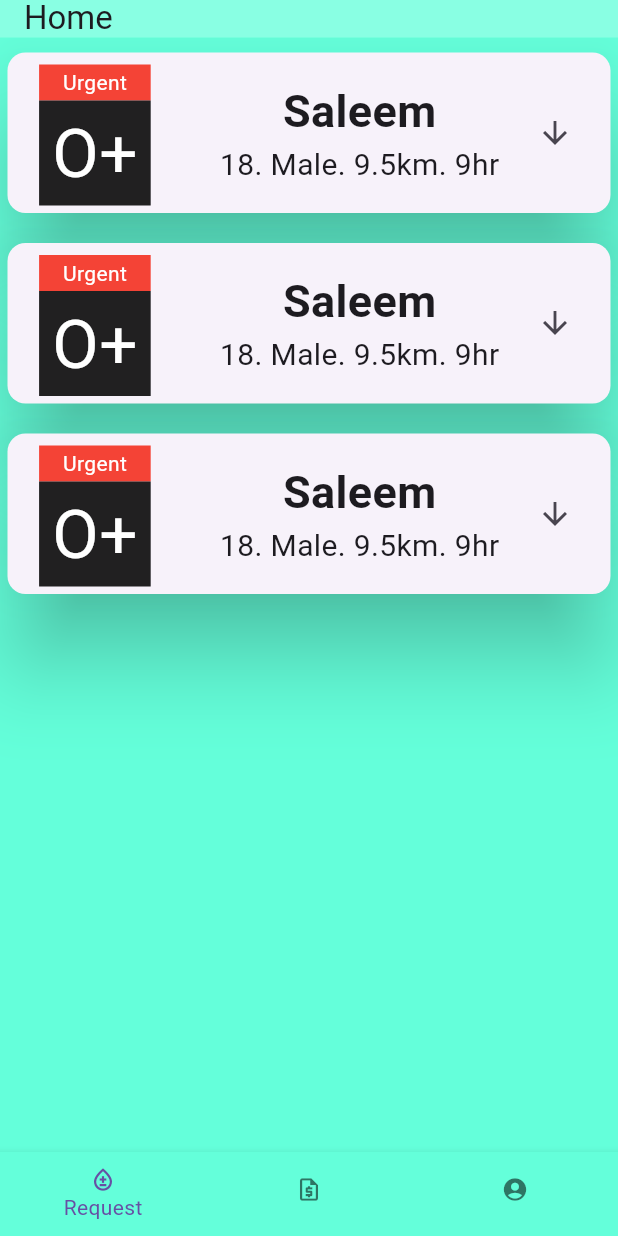
After one commit to AMfaraz/BloodLink, a Flutter app: the screen it shows once a user with an empty profile is signed in, after a tap on the "arrow downward" icon, on a phone screen of 412 x 824 dp. The commit adds this screen. Run offline on Flutter 3.47's test engine with Material 2 defaults, Android fonts, the phone set to English and light mode, and no system bars; our stand-ins replace cloud_firestore, firebase_auth, firebase_core, flutter_svg; accounts and stored records are empty.

Commit message:
Request Screen Added

```diff
--- a/lib/main.dart
+++ b/lib/main.dart
@@ -1,9 +1,16 @@
+import 'package:blood_link/screens/home_screen.dart';
 import 'package:flutter/material.dart';
+import 'package:firebase_core/firebase_core.dart';
+import 'package:firebase_auth/firebase_auth.dart';
+import 'package:provider/provider.dart';
 
 import './screens/login_screen.dart';
 import './utils/colors.dart';
+import './providers/user_provider.dart';
 
-void main() {
+void main() async {
+  WidgetsFlutterBinding.ensureInitialized();
+  await Firebase.initializeApp();
   runApp(const MyApp());
 }
 
@@ -13,7 +20,13 @@ class MyApp extends StatelessWidget {
   // This widget is the root of your application.
   @override
   Widget build(BuildContext context) {
-    return MaterialApp(
+    return MultiProvider(
+      providers: [
+        ChangeNotifierProvider(create: (_) {
+          return UserProvider();
+        })
+      ],
+      child: MaterialApp(
         debugShowCheckedModeBanner: false,
         title: 'Blood Link',
         theme: ThemeData(
@@ -36,7 +49,28 @@ class MyApp extends StatelessWidget {
           // colorScheme: ColorScheme.fromSeed(seedColor: Colors.deepPurple),
           useMaterial3: true,
         ),
-      home: const LoginScreen(),
+        home: StreamBuilder(
+          stream: FirebaseAuth.instance.idTokenChanges(),
+          builder: (context, snapshot) {
+            if (snapshot.connectionState == ConnectionState.active) {
+              if (snapshot.hasData) {
+                return HomeScreen();
+              } else if (snapshot.hasError) {
+                return Center(
+                  child: Text("${snapshot.error}"),
+                );
+              }
+            } else if (snapshot.connectionState == ConnectionState.waiting) {
+              return const Center(
+                child: CircularProgressIndicator(
+                  color: Colors.white,
+                ),
+              );
+            }
+            return const LoginScreen();
+          },
+        ),
+      ),
     );
   }
 }
--- /dev/null
+++ b/lib/models/request.dart
@@ -0,0 +1,14 @@
+class Request {
+  final String name;
+  final String bloodType;
+  final int age;
+  final String gender;
+  final String urgency;
+
+  Request(
+      {required this.age,
+      required this.bloodType,
+      required this.gender,
+      required this.name,
+      required this.urgency});
+}
--- /dev/null
+++ b/lib/models/user.dart
@@ -0,0 +1,41 @@
+import 'package:cloud_firestore/cloud_firestore.dart';
+
+class User {
+  final String username;
+  final String uid;
+  final String bio;
+  final String email;
+  final List<dynamic> followers;
+  final List<dynamic> following;
+
+  User(
+      {required this.bio,
+      required this.email,
+      required this.followers,
+      required this.following,
+      required this.uid,
+      required this.username});
+
+  Map<String, dynamic> toJson() {
+    return {
+      "username": username,
+      "uid": uid,
+      "bio": bio,
+      "followers": followers,
+      "email": email,
+      "following": following
+    };
+  }
+
+  static User fromSnap(DocumentSnapshot snap) {
+    var snapshot = snap.data() as Map<String, dynamic>;
+
+    return User(
+        bio: snapshot["bio"],
+        email: snapshot["email"],
+        followers: snapshot["followers"],
+        following: snapshot["following"],
+        uid: snapshot["uid"],
+        username: snapshot["username"]);
+  }
+}
--- /dev/null
+++ b/lib/providers/user_provider.dart
@@ -0,0 +1,16 @@
+import 'package:flutter/material.dart';
+
+import '../models/user.dart';
+import '../resources/auth_methods.dart';
+
+class UserProvider with ChangeNotifier {
+  User? _user;
+
+  User get getUser => _user!;
+
+  Future<void> refreshUser() async {
+    User user = await AuthMethods().getUserDetail();
+    _user = user;
+    notifyListeners();
+  }
+}
--- /dev/null
+++ b/lib/screens/add_requests_screen.dart
@@ -0,0 +1,167 @@
+import 'package:flutter/material.dart';
+import 'package:intl/intl.dart';
+
+import '../utils/colors.dart';
+import '../widgets/input_fields.dart';
+import '../widgets/drop_down_widget.dart';
+import '../resources/utilmethods.dart';
+
+class AddRequestScreen extends StatefulWidget {
+  const AddRequestScreen({Key? key}) : super(key: key);
+
+  @override
+  State<AddRequestScreen> createState() => _AddRequestScreenState();
+}
+
+class _AddRequestScreenState extends State<AddRequestScreen> {
+  TextEditingController nameController = TextEditingController();
+
+  final List<String> bloodValues = [
+    "A+",
+    "A-",
+    "B+",
+    "B-",
+    "O+",
+    "O-",
+    "AB+",
+    "AB-"
+  ];
+
+  final List<String> genderValues = ["Male", "Female", "Others"];
+
+  final List<String> urgencyValues = ["Very Urgent", "Urgent", "Normal"];
+
+  String DOB = DateFormat("dd-MM-yyyy").format(DateTime.now());
+
+  String? bloodType = "A+";
+  String? gender = "Male";
+  String urgency = "Normal";
+  String? name;
+  int age = 0;
+
+  void _selectDate(BuildContext context) async {
+    final DateTime? picked = await showDatePicker(
+        context: context,
+        initialDate: DateTime.now(),
+        firstDate: DateTime(1900),
+        lastDate: DateTime.now());
+    if (picked != null) {
+      setState(() {
+        DOB = DateFormat("dd-MM-yyyy").format(picked);
+        final _formatter = DateFormat("dd-MM-yyyy");
+        age = ageCalculator(_formatter.parse(DOB));
+      });
+    }
+  }
+
+  @override
+  void dispose() {
+    // TODO: implement dispose
+    super.dispose();
+    nameController.dispose();
+  }
+
+  void onBloodTypeSelect(Object? selectedvalue) {
+    setState(() {
+      bloodType = selectedvalue.toString();
+    });
+  }
+
+  void onGenderTypeSelect(Object? selectedValue) {
+    setState(() {
+      gender = selectedValue.toString();
+    });
+  }
+
+  void onUrgencyTypeSelect(Object? selectedValue) {
+    setState(() {
+      urgency = selectedValue.toString();
+    });
+  }
+
+  @override
+  Widget build(BuildContext context) {
+    return Center(
+      child: Container(
+        decoration: BoxDecoration(
+            color: primaryColor, borderRadius: BorderRadius.circular(15)),
+        padding: const EdgeInsets.all(10),
+        margin: const EdgeInsets.symmetric(horizontal: 15),
+        child: Column(
+          mainAxisSize: MainAxisSize.min,
+          mainAxisAlignment: MainAxisAlignment.center,
+          children: <Widget>[
+            TextInput(
+                inputController: nameController,
+                fieldName: "Patient",
+                fieldType: TextInputType.name),
+            const SizedBox(
+              height: 10,
+            ),
+            Row(
+              mainAxisSize: MainAxisSize.max,
+              mainAxisAlignment: MainAxisAlignment.center,
+              children: <Widget>[
+                DropDownWidget(
+                    itemsList: bloodValues
+                        .map((String value) =>
+                            DropdownMenuItem(value: value, child: Text(value)))
+                        .toList(),
+                    onSelect: onBloodTypeSelect,
+                    selectValue: bloodType),
+                const SizedBox(
+                  width: 5,
+                ),
+                ElevatedButton.icon(
+                  onPressed: () {
+                    _selectDate(context);
+                  },
+                  icon: const Icon(Icons.arrow_downward_outlined),
+                  label: Text(DOB),
+                ),
+                const SizedBox(
+                  width: 5,
+                ),
+                DropDownWidget(
+                    itemsList: genderValues
+                        .map((String value) =>
+                            DropdownMenuItem(value: value, child: Text(value)))
+                        .toList(),
+                    onSelect: onGenderTypeSelect,
+                    selectValue: gender),
+              ],
+            ),
+            DropDownWidget(
+                itemsList: urgencyValues
+                    .map((String value) =>
+                        DropdownMenuItem(value: value, child: Text(value)))
+                    .toList(),
+                onSelect: onUrgencyTypeSelect,
+                selectValue: urgency),
+            const SizedBox(
+              height: 8,
+            ),
+            ElevatedButton(
+              onPressed: () {
+                print(nameController.text);
+                print(bloodType);
+                print(gender);
+                print(urgency);
+
+                print(age);
+              },
+              style: ElevatedButton.styleFrom(
+                backgroundColor: Colors.red,
+              ),
+              child: const Text("Request",
+                  style: TextStyle(
+                      color: Colors.white,
+                      fontWeight: FontWeight.w400,
+                      fontSize: 18)),
+            )
+          ],
+        ),
+      ),
+    );
+  }
+}
--- /dev/null
+++ b/lib/screens/home_screen.dart
@@ -0,0 +1,81 @@
+import 'package:blood_link/providers/user_provider.dart';
+import 'package:flutter/material.dart';
+
+import '../utils/colors.dart';
+import '../utils/bodies.dart';
+import 'package:provider/provider.dart';
+
+class HomeScreen extends StatefulWidget {
+  const HomeScreen({Key? key}) : super(key: key);
+
+  @override
+  State<HomeScreen> createState() => _HomeScreenState();
+}
+
+class _HomeScreenState extends State<HomeScreen> {
+  int _page = 0;
+  PageController _pageController = PageController();
+
+  @override
+  void initState() {
+    // TODO: implement initState
+    super.initState();
+    Provider.of<UserProvider>(context, listen: false).refreshUser();
+  }
+
+  @override
+  void dispose() {
+    // TODO: implement dispose
+    super.dispose();
+    _pageController.dispose();
+  }
+
+  void navigationTapped(int page) {
+    _pageController.jumpToPage(page);
+  }
+
+  onPageChanged(int page) {
+    setState(() {
+      _page = page;
+    });
+  }
+
+  @override
+  Widget build(BuildContext context) {
+    return Scaffold(
+      appBar: AppBar(
+        toolbarHeight: 25,
+        backgroundColor: Colors.white24,
+        title: const Text("Home"),
+      ),
+      body: PageView(
+        controller: _pageController,
+        onPageChanged: onPageChanged,
+        children: screens,
+      ),
+      bottomNavigationBar: BottomNavigationBar(
+        currentIndex: _page,
+        showSelectedLabels: true,
+        elevation: 5,
+        iconSize: 18,
+        showUnselectedLabels: false,
+        backgroundColor: mobileBackgroundColor,
+        items: const <BottomNavigationBarItem>[
+          BottomNavigationBarItem(
+            icon: Icon(Icons.bloodtype_outlined),
+            label: "Request",
+          ),
+          BottomNavigationBarItem(
+            icon: Icon(Icons.request_quote_outlined),
+            label: "Add",
+          ),
+          BottomNavigationBarItem(
+            icon: Icon(Icons.account_circle_sharp),
+            label: "Profile",
+          ),
+        ],
+        onTap: navigationTapped,
+      ),
+    );
+  }
+}
--- a/lib/screens/login_screen.dart
+++ b/lib/screens/login_screen.dart
@@ -5,6 +5,7 @@ import 'package:flutter_svg/flutter_svg.dart';
 import '../widgets/input_fields.dart';
 import '../utils/colors.dart';
 import './signup_screen.dart';
+import '../resources/auth_methods.dart';
 
 class LoginScreen extends StatefulWidget {
   const LoginScreen({Key? key}) : super(key: key);
@@ -17,12 +18,21 @@ class _LoginScreenState extends State<LoginScreen> {
   final TextEditingController emailController = TextEditingController();
   final TextEditingController passwordController = TextEditingController();
 
+  bool isloading = false;
+
   @override
   void dispose() {
     // TODO: implement dispose
     super.dispose();
     emailController.dispose();
     passwordController.dispose();
+  }
+
+  void navigateToSignUp(BuildContext context) {
+    Navigator.of(context).pushReplacement(
+        MaterialPageRoute(builder: (context) {
+          return const SignUpScreen();
+        }));
   }
 
   @override
@@ -80,15 +90,32 @@ class _LoginScreenState extends State<LoginScreen> {
                     height: 15,
                   ),
                   ElevatedButton(
-                    onPressed: () {},
+                    onPressed: () async {
+                      final String res = await AuthMethods().login(
+                        email: emailController.text,
+                        password: passwordController.text,
+                      );
+                      setState(() {
+                        isloading = true;
+                      });
+                      print(res);
+                      setState(() {
+                        isloading = false;
+                      });
+                    },
                     style: ElevatedButton.styleFrom(
                       backgroundColor: Colors.red,
                     ),
-                    child: const Text(
-                      "Login",
-                      style: TextStyle(
-                          color: Colors.white, fontWeight: FontWeight.w700),
-                    ),
+                    child: (isloading == true)
+                        ? const CircularProgressIndicator(
+                            color: Colors.white,
+                          )
+                        : const Text(
+                            "Login",
+                            style: TextStyle(
+                                color: Colors.white,
+                                fontWeight: FontWeight.w700),
+                          ),
                   ),
                 ],
               ),
@@ -104,9 +131,7 @@ class _LoginScreenState extends State<LoginScreen> {
                     TextSpan(
                       recognizer: TapGestureRecognizer()
                         ..onTap = () {
-                          Navigator.of(context).pushReplacement(MaterialPageRoute(builder: (context){
-                            return const SignUpScreen();
-                          }));
+                          navigateToSignUp(context);
                         },
                       text: "Sign Up",
                       style: const TextStyle(
@@ -122,4 +147,5 @@ class _LoginScreenState extends State<LoginScreen> {
       )),
     );
   }
+
 }
--- /dev/null
+++ b/lib/screens/requests_screen.dart
@@ -0,0 +1,20 @@
+import 'package:flutter/material.dart';
+
+import '../widgets/request_widget.dart';
+
+class RequestScreen extends StatelessWidget {
+  const RequestScreen({Key? key}) : super(key: key);
+
+  @override
+  Widget build(BuildContext context) {
+    return const SafeArea(
+      child: Column(
+        children: [
+          RequestWidget(),
+          RequestWidget(),
+          RequestWidget(),
+        ],
+      ),
+    );
+  }
+}
--- /dev/null
+++ b/lib/utils/bodies.dart
@@ -0,0 +1,10 @@
+import 'package:flutter/material.dart';
+
+import '../screens/requests_screen.dart';
+import 'package:blood_link/screens/add_requests_screen.dart';
+
+const List<Widget> screens = [
+  RequestScreen(),
+  AddRequestScreen(),
+  Text("profaleeeee"),
+];
--- /dev/null
+++ b/lib/widgets/drop_down_widget.dart
@@ -0,0 +1,28 @@
+import 'package:flutter/material.dart';
+
+class DropDownWidget extends StatelessWidget {
+  final List<DropdownMenuItem<Object>> itemsList;
+  final void Function(Object?) onSelect;
+  final dynamic selectValue;
+
+  const DropDownWidget(
+      {Key? key,
+      required this.itemsList,
+      required this.onSelect,
+      required this.selectValue})
+      : super(key: key);
+
+  @override
+  Widget build(BuildContext context) {
+    return ButtonTheme(
+      alignedDropdown: true,
+      child: DropdownButton(
+        iconSize: 30,
+        style: const TextStyle(fontSize: 20, color: Colors.black),
+        items: itemsList,
+        onChanged: onSelect,
+        value: selectValue,
+      ),
+    );
+  }
+}
--- /dev/null
+++ b/lib/widgets/request_widget.dart
@@ -0,0 +1,102 @@
+import 'package:flutter/material.dart';
+
+class RequestWidget extends StatelessWidget {
+  const RequestWidget({Key? key}) : super(key: key);
+
+  @override
+  Widget build(BuildContext context) {
+    return Card(
+      margin: const EdgeInsets.symmetric(horizontal: 5, vertical: 10),
+      elevation: 25,
+      child: Row(
+        mainAxisAlignment: MainAxisAlignment.spaceEvenly,
+        children: <Widget>[
+          // Container(
+          //   margin: const EdgeInsets.symmetric(vertical: 10,horizontal: 10),
+          //   child: Column(
+          //     mainAxisSize: MainAxisSize.min,
+          //     crossAxisAlignment: CrossAxisAlignment.center,
+          //     children: [
+          //       Container(
+          //         padding: const EdgeInsets.symmetric(vertical: 3,horizontal: 5),
+          //         color: Colors.red,
+          //         child: const Text(
+          //           "Very Urgent",
+          //           style: TextStyle(color: Colors.white, fontSize: 15),
+          //         ),
+          //       ),
+          //       Container(
+          //         color: Colors.black87,
+          //           padding: const EdgeInsets.all(5),
+          //           child: const Text(
+          //             "O+",
+          //             style: TextStyle(color: Colors.white, fontSize: 35),
+          //           )),
+          //     ],
+          //   ),
+          // ),//previous try
+          SizedBox(
+            width: MediaQuery.of(context).size.width * 0.20,
+            child: Column(
+              mainAxisAlignment: MainAxisAlignment.start,
+              mainAxisSize: MainAxisSize.min,
+              children: [
+                Container(
+                  alignment: Alignment.center,
+                  width: MediaQuery.of(context).size.width * 0.20,
+                  margin: const EdgeInsets.only(
+                    left: 8,
+                    top: 8,
+                  ),
+                  padding:
+                      const EdgeInsets.symmetric(horizontal: 5, vertical: 2),
+                  color: Colors.red,
+                  child: const FittedBox(
+                    fit: BoxFit.contain,
+                    child: Text(
+                      "Urgent",
+                      style: TextStyle(color: Colors.white),
+                    ),
+                  ),
+                ),
+                Container(
+                  color: Colors.black87,
+                  alignment: Alignment.center,
+                  margin: const EdgeInsets.only(left: 8, bottom: 5),
+                  padding:
+                      const EdgeInsets.symmetric(horizontal: 5, vertical: 3),
+                  child: const Text(
+                    "O+",
+                    style: TextStyle(
+                      color: Colors.white,
+                      fontSize: 45,
+                    ),
+                  ),
+                ),
+              ],
+            ),
+          ),
+          const SizedBox(
+            width: 20,
+          ),
+          const Column(
+            mainAxisAlignment: MainAxisAlignment.center,
+            mainAxisSize: MainAxisSize.min,
+            crossAxisAlignment: CrossAxisAlignment.center,
+            children: <Widget>[
+              Text(
+                "Saleem",
+                style: TextStyle(fontSize: 30, fontWeight: FontWeight.w600),
+              ),
+              Text(
+                "18. Male. 9.5km. 9hr",
+                style: TextStyle(fontSize: 20, fontWeight: FontWeight.w400),
+              ),
+            ],
+          ),
+          IconButton(onPressed: (){}, icon: const Icon(Icons.arrow_downward_outlined))
+        ],
+      ),
+    );
+  }
+}
```
Also changed, not shown: lib/resources/auth_methods.dart (added, +85 -0 lines), lib/resources/utilmethods.dart (added, +16 -0 lines), lib/screens/signup_screen.dart (+36 -11 lines), pubspec.yaml (+9 -17 lines), pubspec.lock, 6 other files. Lines whose indentation alone changed are shown as unchanged.
